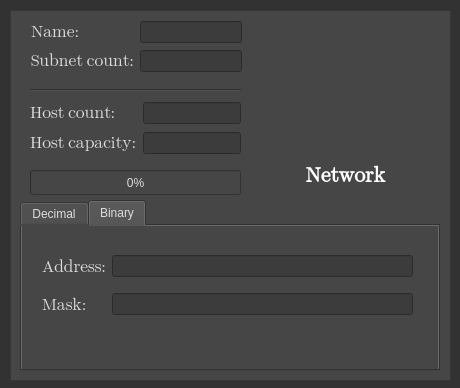
Before: the Qt Designer form src/widgetApp/NetworkDialog.ui in Projekt-zespolowy-TIU/DesignYourNetwork, drawn with Qt 5.
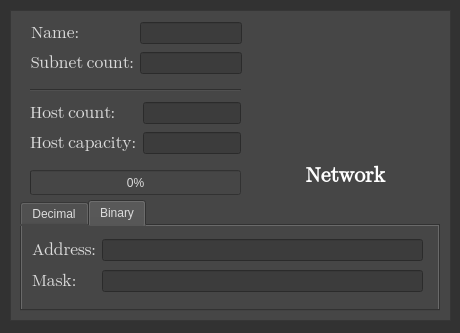
After: the same form once the commit is applied. The open tabs and pages were chosen to show the change. Icons and pictures are not drawn.

```diff
--- a/src/widgetApp/NetworkDialog.ui
+++ b/src/widgetApp/NetworkDialog.ui
@@ -7,7 +7,7 @@
     <x>0</x>
     <y>0</y>
     <width>460</width>
-    <height>388</height>
+    <height>333</height>
    </rect>
   </property>
   <property name="font">
@@ -34,7 +34,7 @@
      <x>10</x>
      <y>10</y>
      <width>441</width>
-     <height>371</height>
+     <height>311</height>
     </rect>
    </property>
    <property name="font">
@@ -85,7 +85,7 @@
       <x>10</x>
       <y>190</y>
       <width>420</width>
-      <height>171</height>
+      <height>111</height>
      </rect>
     </property>
     <property name="tabPosition">
@@ -179,70 +179,18 @@
      <attribute name="title">
       <string>Binary</string>
      </attribute>
-     <widget class="QScrollArea" name="scrollArea">
+     <widget class="QWidget" name="">
       <property name="geometry">
        <rect>
         <x>10</x>
-        <y>0</y>
-        <width>401</width>
-        <height>121</height>
+        <y>10</y>
+        <width>391</width>
+        <height>61</height>
        </rect>
       </property>
-      <property name="frameShape">
-       <enum>QFrame::NoFrame</enum>
-      </property>
-      <property name="widgetResizable">
-       <bool>true</bool>
-      </property>
-      <widget class="QWidget" name="scrollAreaWidgetContents">
-       <property name="geometry">
-        <rect>
-         <x>0</x>
-         <y>0</y>
-         <width>401</width>
-         <height>121</height>
-        </rect>
-       </property>
-       <layout class="QHBoxLayout" name="horizontalLayout">
-        <item>
-         <widget class="QFrame" name="addressFrame">
-          <property name="frameShape">
-           <enum>QFrame::NoFrame</enum>
-          </property>
-          <property name="frameShadow">
-           <enum>QFrame::Raised</enum>
-          </property>
-          <widget class="QLineEdit" name="networkAddressBinary">
-           <property name="enabled">
-            <bool>false</bool>
-           </property>
-           <property name="geometry">
-            <rect>
-             <x>71</x>
-             <y>20</y>
-             <width>301</width>
-             <height>22</height>
-            </rect>
-           </property>
-           <property name="styleSheet">
-            <string notr="true">background-color: rgb(60, 60, 60);</string>
-           </property>
-           <property name="frame">
-            <bool>true</bool>
-           </property>
-           <property name="alignment">
-            <set>Qt::AlignLeading|Qt::AlignLeft|Qt::AlignVCenter</set>
-           </property>
-          </widget>
+      <layout class="QGridLayout" name="gridLayout_3">
+       <item row="1" column="0">
           <widget class="QLabel" name="label_15">
-           <property name="geometry">
-            <rect>
-             <x>1</x>
-             <y>58</y>
-             <width>44</width>
-             <height>23</height>
-            </rect>
-           </property>
            <property name="font">
             <font>
              <family>Segoe UI Emoji</family>
@@ -256,17 +204,30 @@
             <string>Mask:</string>
            </property>
           </widget>
+       </item>
+       <item row="0" column="1">
+        <widget class="QLineEdit" name="networkAddressBinary">
+         <property name="enabled">
+          <bool>true</bool>
+         </property>
+         <property name="styleSheet">
+          <string notr="true">background-color: rgb(60, 60, 60);</string>
+         </property>
+         <property name="frame">
+          <bool>true</bool>
+         </property>
+         <property name="alignment">
+          <set>Qt::AlignLeading|Qt::AlignLeft|Qt::AlignVCenter</set>
+         </property>
+         <property name="readOnly">
+          <bool>true</bool>
+         </property>
+        </widget>
+       </item>
+       <item row="1" column="1">
           <widget class="QLineEdit" name="networkMaskBinary">
            <property name="enabled">
-            <bool>false</bool>
-           </property>
-           <property name="geometry">
-            <rect>
-             <x>71</x>
-             <y>58</y>
-             <width>301</width>
-             <height>22</height>
-            </rect>
+          <bool>true</bool>
            </property>
            <property name="styleSheet">
             <string notr="true">background-color: rgb(60, 60, 60);</string>
@@ -277,16 +238,13 @@
            <property name="alignment">
             <set>Qt::AlignLeading|Qt::AlignLeft|Qt::AlignVCenter</set>
            </property>
-          </widget>
+         <property name="readOnly">
+          <bool>true</bool>
+         </property>
+        </widget>
+       </item>
+       <item row="0" column="0">
           <widget class="QLabel" name="label_14">
-           <property name="geometry">
-            <rect>
-             <x>1</x>
-             <y>20</y>
-             <width>64</width>
-             <height>23</height>
-            </rect>
-           </property>
            <property name="font">
             <font>
              <family>Segoe UI Emoji</family>
@@ -300,10 +258,8 @@
             <string>Address:</string>
            </property>
           </widget>
-         </widget>
-        </item>
-       </layout>
-      </widget>
+       </item>
+      </layout>
      </widget>
     </widget>
    </widget>
@@ -358,7 +314,7 @@
       <x>21</x>
       <y>10</y>
       <width>211</width>
-      <height>54</height>
+      <height>56</height>
      </rect>
     </property>
     <layout class="QGridLayout" name="gridLayout_2">
@@ -397,7 +353,7 @@
      <item row="0" column="2">
       <widget class="QLineEdit" name="networkName">
        <property name="enabled">
-        <bool>false</bool>
+        <bool>true</bool>
        </property>
        <property name="styleSheet">
         <string notr="true">background-color: rgb(60, 60, 60);</string>
@@ -408,12 +364,15 @@
        <property name="alignment">
         <set>Qt::AlignCenter</set>
        </property>
+       <property name="readOnly">
+        <bool>true</bool>
+       </property>
       </widget>
      </item>
      <item row="1" column="2">
       <widget class="QLineEdit" name="subnetCount">
        <property name="enabled">
-        <bool>false</bool>
+        <bool>true</bool>
        </property>
        <property name="styleSheet">
         <string notr="true">background-color: rgb(60, 60, 60);</string>
@@ -424,6 +383,9 @@
        <property name="alignment">
         <set>Qt::AlignCenter</set>
        </property>
+       <property name="readOnly">
+        <bool>true</bool>
+       </property>
       </widget>
      </item>
     </layout>
```
Left out of the diff: 24 changed lines with no effect on the pictures. Lines whose indentation alone changed are shown as unchanged.
